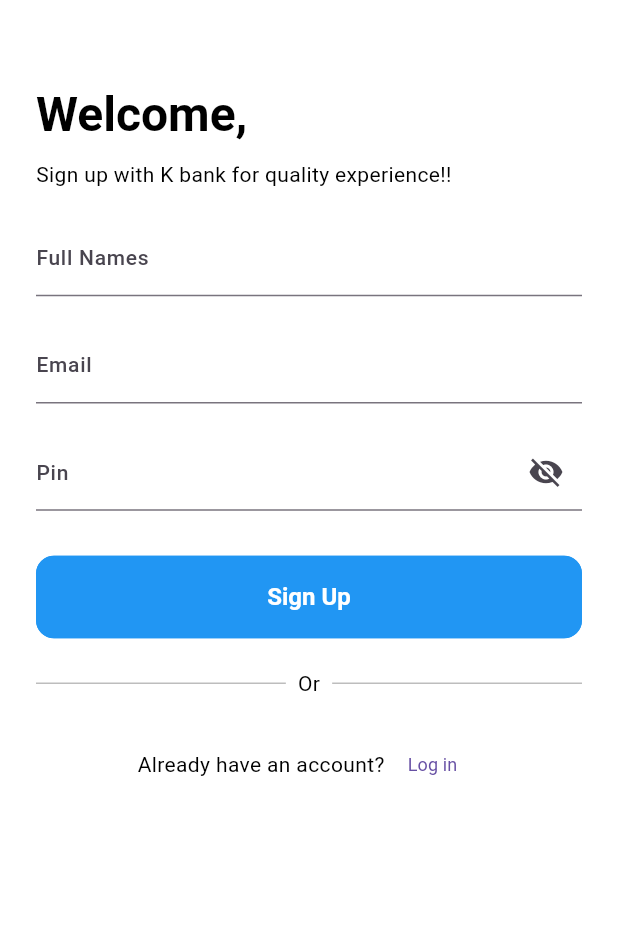
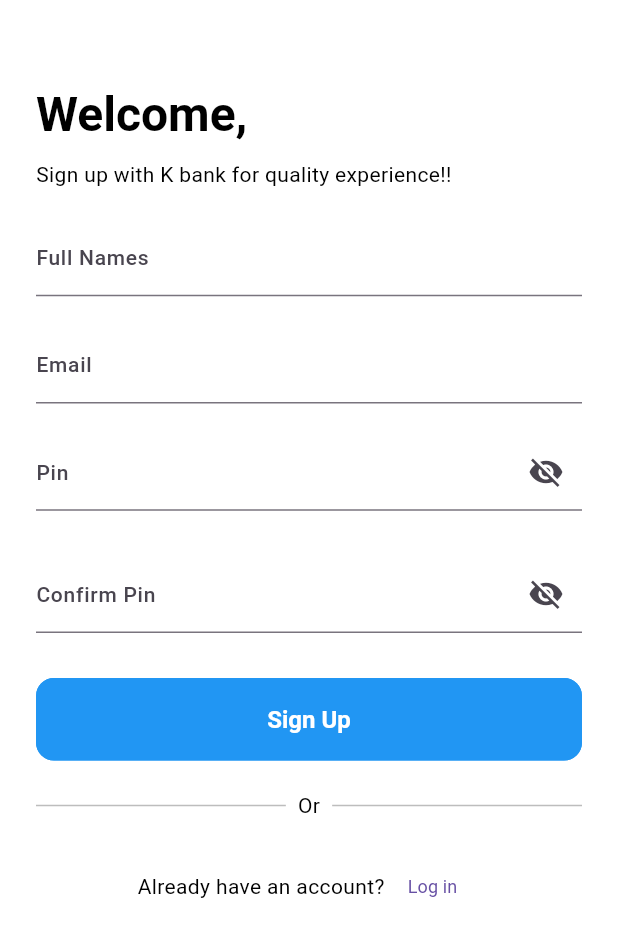
Before and after one commit to keza-k/KBankinSystem, a Flutter app: the screen it shows after launch, on a phone screen of 412 x 824 dp. Shown: the top 937 px of the screen. Run offline on Flutter 3.47's test engine with Material 3 defaults, Android fonts, the phone set to English and light mode, and no system bars; missing offline and left inert: email_otp; Roboto replaces fonts that are missing (Poppins).

Commit message:
I added text field validators on all the screens but I the Email OTP screen isn't yet done

```diff
--- a/lib/common/widgets/custom_shapes/containers/circular_container.dart
+++ b/lib/common/widgets/custom_shapes/containers/circular_container.dart
@@ -30,6 +30,6 @@ class KCircularContainer extends StatelessWidget {
         color: backgroundColor,
      ),
      child: child,
-                         );
+    );
   }
 }
--- a/lib/features/authentications/screens/signup/signup.dart
+++ b/lib/features/authentications/screens/signup/signup.dart
@@ -4,6 +4,7 @@ import 'package:kbankinsystem/features/authentications/screens/Verify_Emails/ver
 import 'package:kbankinsystem/features/authentications/screens/login/login.dart';
 import 'package:kbankinsystem/utils/helpers/helper_functions.dart';
 import 'package:kbankinsystem/utils/themes/custom_themes/texts.dart';
+import 'package:kbankinsystem/utils/validators/kvalidators.dart';
 
 class SignupScreen extends StatefulWidget {
   const SignupScreen({super.key});
@@ -14,6 +15,13 @@ class SignupScreen extends StatefulWidget {
 
 class _SignupFormState extends State<SignupScreen>{
   bool obscureText = true;
+  bool obscureTextcon = true;
+  var emailController = TextEditingController();
+  var namesController = TextEditingController();
+  var pinController = TextEditingController();
+  var confpinController = TextEditingController();
+  final _formKey = GlobalKey<FormState>();
+
 
    @override
   Widget build(BuildContext context) {
@@ -41,9 +49,12 @@ class _SignupFormState extends State<SignupScreen>{
               const SizedBox(height: 20),
 
               Form(
+                key: _formKey,
                 child: Column(
                   children: [
                     TextFormField(
+                      validator: (value) => KValidator.validateNames(value),
+                      controller: namesController,
                       decoration: InputDecoration(
                         labelText: "Full Names",
                       ),
@@ -52,6 +63,8 @@ class _SignupFormState extends State<SignupScreen>{
                     const SizedBox(height: 20),
 
                     TextFormField(
+                      validator: (value) => KValidator.validateEmail(value),
+                      controller: emailController,
                       decoration: InputDecoration(
                         labelText: 'Email'
                       ),
@@ -60,26 +73,50 @@ class _SignupFormState extends State<SignupScreen>{
                     const SizedBox(height: 20),
 
                     TextFormField(
+                      validator: (value) => KValidator.validatePin(value),
+                      controller: pinController,
                       decoration: InputDecoration(
                         labelText: "Pin",
-                        suffixIcon: Icon(Icons.visibility_off),
+                        suffixIcon: IconButton(
+                      icon:
+                      Icon(obscureText? Icons.visibility_off: Icons.visibility,),
+                      onPressed: (){
+                        setState(() {
+                          obscureText = !obscureText;
+                        });
+                      },
                       ),
-                      obscureText: true,
+                      ),
+                      obscureText: obscureText,
                     ),
                     const SizedBox(height: 30),
 
-                    // TextFormField(
-                    //   decoration: InputDecoration(
-                    //     labelText: "Confirm Pin ",
-                    //     suffixIcon: Icon(Icons.visibility_off),
-                    //   ),
-                    //    obscureText: true,
-                    // ),
+                    TextFormField(
+                      validator: (value) => KValidator.validatePin(value),
+                      controller: confpinController,
+                      decoration: InputDecoration(
+                        labelText: "Confirm Pin",
+                        suffixIcon: IconButton(
+                      icon:
+                      Icon(obscureTextcon? Icons.visibility_off: Icons.visibility,),
+                      onPressed: (){
+                        setState(() {
+                          obscureTextcon = !obscureTextcon;
+                        });
+                      },
+                      ),
+                      ),
+                      obscureText: obscureTextcon,
+                    ),
+                    const SizedBox(height: 30),
 
                     SizedBox(
                       width: double.infinity,
                       child: ElevatedButton(
                         onPressed: () {
+                           if (!_formKey.currentState!.validate()) {
+                                return;
+                                }
                          Navigator.push(context,
                             MaterialPageRoute(builder: (context)=> VerifyEmailscreen())
                             );
```
Also changed, not shown: lib/features/authentications/screens/OTPscreens/sendotp.dart (+14 -3 lines), lib/features/authentications/screens/login/login.dart (+16 -4 lines), lib/features/authentications/screens/transaction_forms/deposits.dart (+12 -0 lines), lib/features/authentications/screens/transaction_forms/tranfer.dart (+15 -0 lines), lib/utils/validators/kvalidators.dart (+44 -0 lines).
